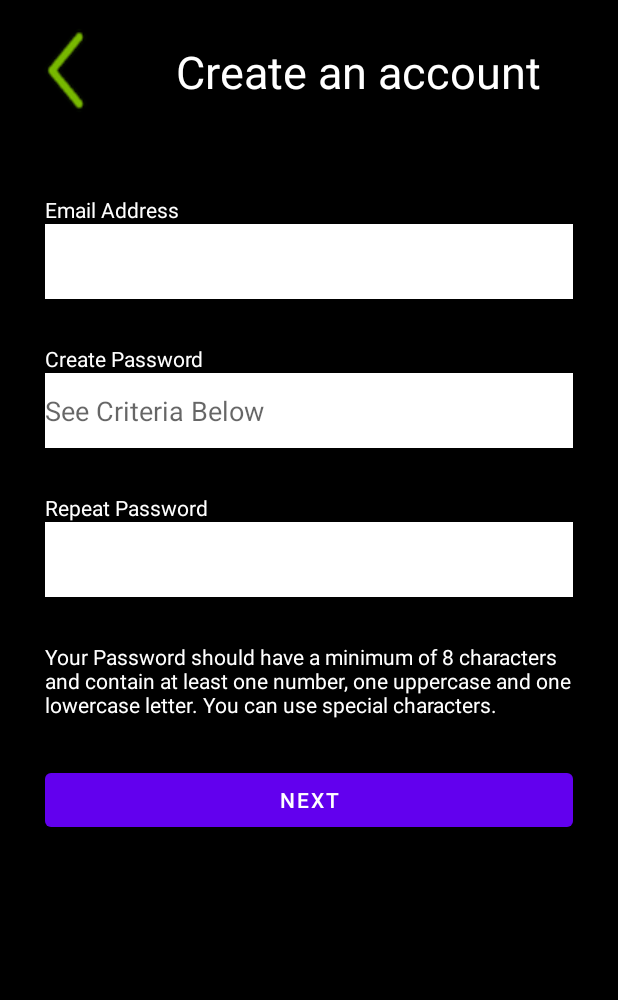
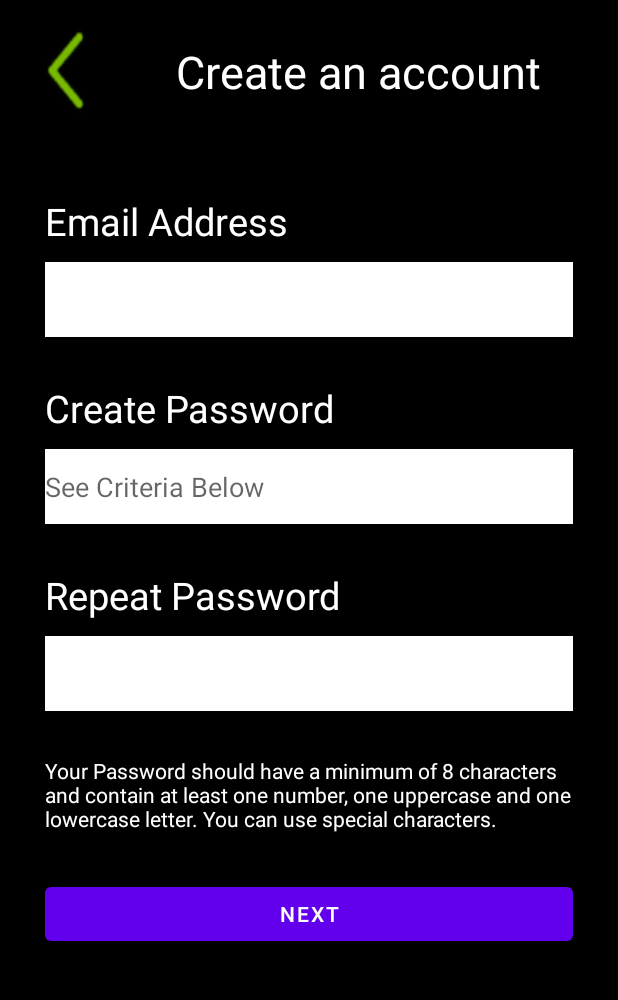
Before and after one commit to DanGugly/A1_EIT, an Android app: the CreateAccount screen opened directly, with no data from a screen before it, on a phone screen of 412 x 824 dp, the part 84-1084 px from its top. Run offline under Robolectric (Android 15) with nearby library versions, the phone set to English and light mode, and no system bars.

Commit message:
UI changes to create account screen

```diff
--- a/app/src/main/res/layout/activity_create_account.xml
+++ b/app/src/main/res/layout/activity_create_account.xml
@@ -49,9 +49,11 @@
 
         <TextView
             android:id="@+id/emailTextView"
+            android:textSize="25sp"
             android:layout_width="match_parent"
             android:layout_height="wrap_content"
             android:paddingTop="30dp"
+            android:paddingBottom="10dp"
             android:text="@string/email_address"
             android:textColor="@color/white" />
 
@@ -65,6 +67,8 @@
 
         <TextView
             android:id="@+id/createPassword"
+            android:textSize="25sp"
+            android:paddingBottom="10dp"
             android:layout_width="match_parent"
             android:layout_height="wrap_content"
             android:paddingTop="30dp"
@@ -81,6 +85,8 @@
 
         <TextView
             android:id="@+id/repeatPassword"
+            android:textSize="25sp"
+            android:paddingBottom="10dp"
             android:layout_width="match_parent"
             android:layout_height="wrap_content"
             android:paddingTop="30dp"
@@ -98,6 +104,7 @@
             android:id="@+id/textView3"
             android:layout_width="match_parent"
             android:layout_height="wrap_content"
+            android:textSize="14sp"
             android:paddingTop="30dp"
             android:paddingBottom="30dp"
             android:text="@string/password_note"
```
